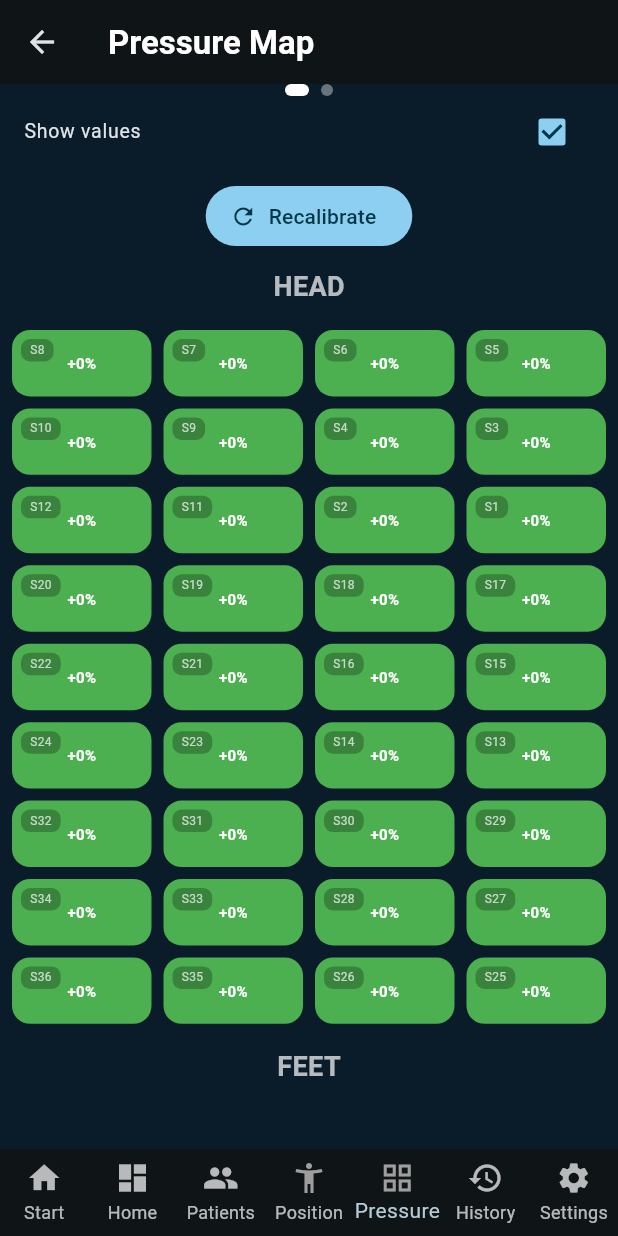
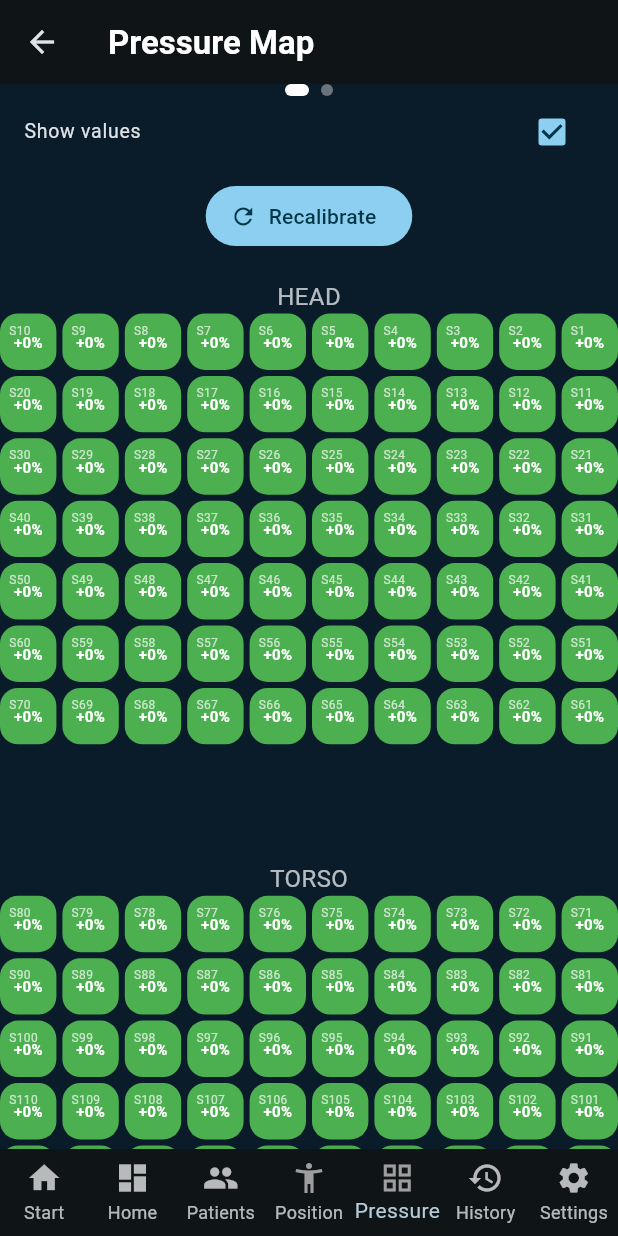
Before and after one commit to zayneavril/Printed_Mattress, a Flutter app: the PressureMapPage screen opened by its route, on a phone screen of 412 x 824 dp. Run offline on Flutter 3.47's test engine with Material 3 defaults, Android fonts, the phone set to English and light mode, and no system bars; our stand-ins replace cloud_firestore, csv, firebase_core, fl_chart, flutter_riverpod, riverpod and 2 more; missing offline and left inert: mqtt_client; accounts and stored records are empty; generated files the repository leaves out were written again.

Commit message:
210 pressure map

```diff
--- a/lib/pages/pressure_map_page.dart
+++ b/lib/pages/pressure_map_page.dart
@@ -44,17 +44,108 @@ class _PressureMapPageState
 
   int _currentPage = 0;
 
-  static const List<int> pressurePageLayout = [
-    8, 7, 6, 5,
-    10, 9, 4, 3,
-    12, 11, 2, 1,
-    20, 19, 18, 17,
-    22, 21, 16, 15,
-    24, 23, 14, 13,
-    32, 31, 30, 29,
-    34, 33, 28, 27,
-    36, 35, 26, 25,
-  ];
+
+  Widget buildBankGrid(
+      int firstSensor,
+      Map<int, double> sensorValues,
+      List<double>? baseline,
+      bool showValues,
+      ) {
+    return GridView.builder(
+      shrinkWrap: true,
+      physics:
+      const NeverScrollableScrollPhysics(),
+      gridDelegate:
+      const SliverGridDelegateWithFixedCrossAxisCount(
+        crossAxisCount: 10,
+        mainAxisSpacing: 4,
+        crossAxisSpacing: 4,
+        childAspectRatio: 1.0,
+      ),
+      itemCount: 70,
+      itemBuilder: (context, index) {
+
+        final row = index ~/ 10;
+        final col = index % 10;
+
+        final sensorNumber =
+            firstSensor +
+                row * 10 +
+                (9 - col);
+
+        final value =
+            sensorValues[sensorNumber] ??
+                0.0;
+
+        double normalized = 0.0;
+
+        if (baseline != null &&
+            baseline.length == 210) {
+
+          final baselineValue =
+          baseline[sensorNumber - 1];
+
+          if (baselineValue > 0) {
+            normalized =
+                (value - baselineValue) /
+                    baselineValue;
+          }
+        }
+
+        Color color;
+
+        if (normalized < 0.20) {
+          color = Colors.green.shade500;
+        } else if (normalized < 0.30) {
+          color = Colors.teal.shade700;
+        } else if (normalized < 0.60) {
+          color = Colors.yellow.shade400;
+        } else if (normalized < 1.00) {
+          color = Colors.yellow.shade700;
+        } else if (normalized < 1.50) {
+          color = Colors.orange.shade700;
+        } else {
+          color = Colors.red.shade700;
+        }
+
+        return AnimatedContainer(
+          duration:
+          const Duration(milliseconds: 250),
+          decoration: BoxDecoration(
+            color: color,
+            borderRadius:
+            BorderRadius.circular(12),
+          ),
+          child: Stack(
+            children: [
+              Positioned(
+                top: 6,
+                left: 6,
+                child: Text(
+                  'S$sensorNumber',
+                  style: const TextStyle(
+                    fontSize: 8,
+                    color: Colors.white70,
+                  ),
+                ),
+              ),
+              if (showValues)
+                Center(
+                  child: Text(
+                    '+${(normalized * 100).toStringAsFixed(0)}%',
+                    style: const TextStyle(
+                      fontSize: 10,
+                      fontWeight: FontWeight.bold,
+                      color: Colors.white,
+                    ),
+                  ),
+                ),
+            ],
+          ),
+        );
+      },
+    );
+  }
 
   @override
   Widget build(BuildContext context) {
@@ -186,173 +277,62 @@ class _PressureMapPageState
                 });
               },
               children: [
-                Column(
+                SingleChildScrollView(
+                  child: Column(
                     children: [
                       const SizedBox(height: 2),
 
-                    const Text(
-                      'HEAD',
-                      style: TextStyle(
-                        fontSize: 18,
-                        fontWeight: FontWeight.bold,
-                      ),
-                    ),
+                    // const Text(
+                    //   'HEAD',
+                    //   style: TextStyle(
+                    //     fontSize: 18,
+                    //     fontWeight: FontWeight.bold,
+                    //   ),
+                    // ),
 
                     const SizedBox(height: 8),
 
-                    Flexible(
-                      child: GridView.builder(
-                        shrinkWrap: true,
-                        physics:
-                        const NeverScrollableScrollPhysics(),
-                        padding:
-                        const EdgeInsets.all(8),
-                        gridDelegate:
-                        const SliverGridDelegateWithFixedCrossAxisCount(
-                          crossAxisCount: 4,
-                          mainAxisSpacing: 8,
-                          crossAxisSpacing: 8,
-                          childAspectRatio: 2.1,
+                        Column(
+                          children: [
+
+                            const Text('HEAD'),
+
+                            buildBankGrid(
+                              1,
+                              sensorValues,
+                              baseline,
+                              showValues,
                             ),
-                        itemCount:
-                        pressurePageLayout.length,
-                        itemBuilder:
-                            (context, index) {
-                          final sensorNumber =
-                          pressurePageLayout[
-                          index];
 
-                          final value =
-                          baseline == null
-                              ? 0.0
-                              : (sensorValues[
-                          sensorNumber] ??
-                              0.0);
+                            const SizedBox(height: 20),
 
-                          double normalized = 0.0;
+                            const Text('TORSO'),
 
-                          if (baseline != null &&
-                              baseline.length ==
-                                  36) {
-                            final baselineValue =
-                            baseline[
-                            sensorNumber - 1];
+                            buildBankGrid(
+                              71,
+                              sensorValues,
+                              baseline,
+                              showValues,
+                            ),
 
-                            if (baselineValue >
-                                0) {
-                              normalized =
-                                  (value -
-                                      baselineValue) /
-                                      baselineValue;
-                            }
-                          }
+                            const SizedBox(height: 20),
 
-                          Color color;
+                            const Text('LEGS'),
 
-                          if (normalized < 0.20) {
-                            color = Colors
-                                .green.shade500;
-                          } else if (normalized <
-                              0.30) {
-                            color =
-                                Colors.teal.shade700;
-                          } else if (normalized <
-                              0.60) {
-                            color =
-                                Colors.yellow.shade400;
-                          } else if (normalized <
-                              1.00) {
-                            color = Colors
-                                .yellow.shade700;
-                          } else if (normalized <
-                              1.50) {
-                            color = Colors
-                                .orange.shade700;
-                          } else {
-                            color =
-                                Colors.red.shade700;
-                          }
-
-                          return AnimatedContainer(
-                            duration:
-                            const Duration(
-                              milliseconds: 250,
-                            ),
-                            decoration:
-                            BoxDecoration(
-                              color: color,
-                              borderRadius:
-                              BorderRadius
-                                  .circular(
-                                12,
-                              ),
-                            ),
-                            child: Stack(
-                              children: [
-                                Positioned(
-                                  top: 6,
-                                  left: 6,
-                                  child: Container(
-                                    padding:
-                                    const EdgeInsets.symmetric(
-                                      horizontal:
-                                      6,
-                                      vertical: 2,
-                                    ),
-                                    decoration:
-                                    BoxDecoration(
-                                      color: Colors
-                                          .black
-                                          .withValues(
-                                          alpha:
-                                          0.25),
-                                      borderRadius:
-                                      BorderRadius.circular(
-                                          6),
-                                    ),
-                                    child: Text(
-                                      'S$sensorNumber',
-                                      style:
-                                      const TextStyle(
-                                        fontSize:
-                                        8,
-                                        color: Colors
-                                            .white70,
-                                      ),
-                                    ),
-                                  ),
-                                ),
-                                //
-                                if (showValues)
-                                  Center(
-                                    child: Text(
-                                      '+${(normalized * 100).toStringAsFixed(0)}%',
-                                      style: const TextStyle(
-                                        fontSize: 10,
-                                        fontWeight: FontWeight.bold,
-                                        color: Colors.white,
-                                      ),
-                                    ),
+                            buildBankGrid(
+                              141,
+                              sensorValues,
+                              baseline,
+                              showValues,
                             ),
                           ],
                         ),
-                          );
-                        },
-                      ),
-                    ),
 
-                    const SizedBox(height: 8),
-
-                    const Text(
-                      'FEET',
-                      style: TextStyle(
-                        fontSize: 18,
-                        fontWeight: FontWeight.bold,
-                      ),
-                    ),
+                    const SizedBox(height: 12),
 
                       const SizedBox(height: 8),
                   ],
+                ),
               ),
 
                 Column(
@@ -418,7 +398,7 @@ class _SensorLegend extends ConsumerWidget {
               child: GridView.builder(
                 shrinkWrap: true,
                 physics: const NeverScrollableScrollPhysics(),
-                itemCount: 36,
+                itemCount: 210,
                 gridDelegate:
                 const SliverGridDelegateWithFixedCrossAxisCount(
                   crossAxisCount: 3, // ✅ 3 columns = readable
@@ -477,7 +457,7 @@ class _LivePressureChart extends ConsumerWidget {
       );
     }
 
-    final now = DateTime.now().millisecondsSinceEpoch.toDouble();
+    // final now = DateTime.now().millisecondsSinceEpoch.toDouble();
 
     // final Map<int, List<SensorReading>> grouped = {};
     // for (final r in readings) {
```
Lines whose indentation alone changed are shown as unchanged.
